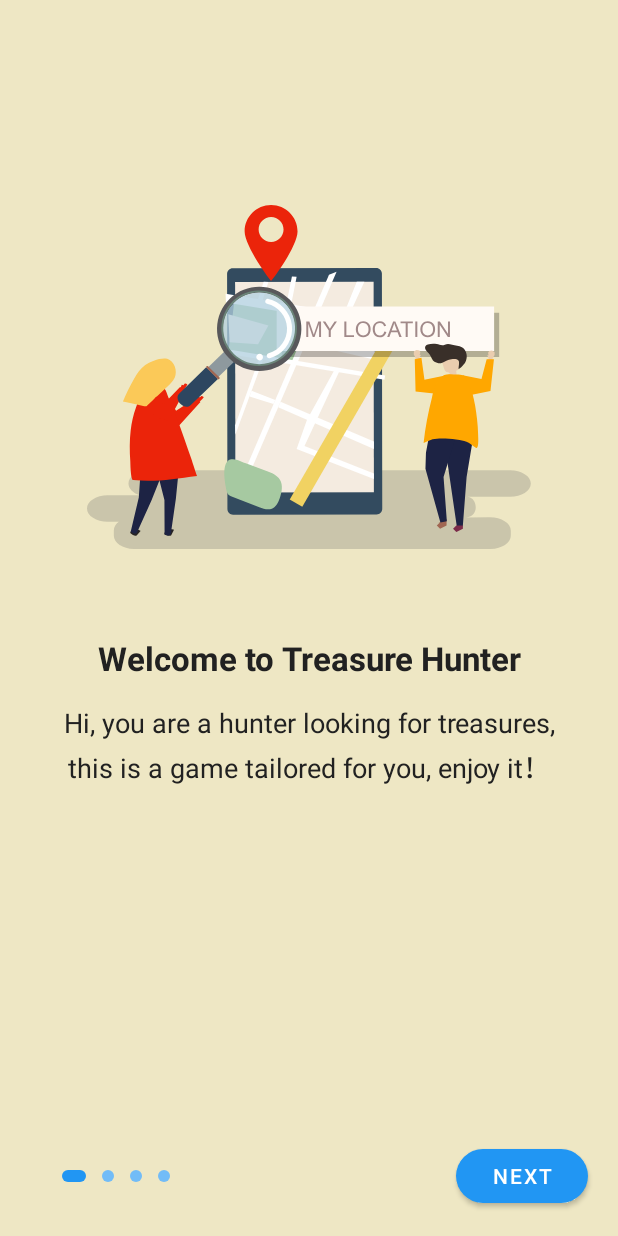
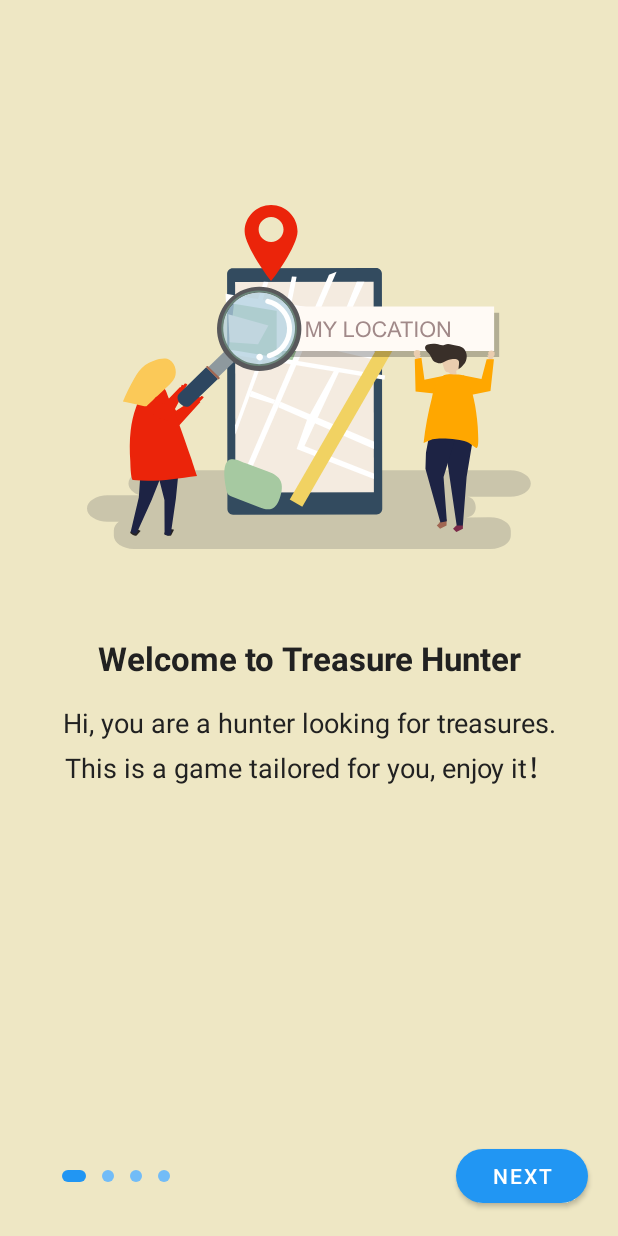
Before and after one commit to t104360088/TreasureHunter, an Android app: the screen it shows after launch (MainActivity), on a phone screen of 412 x 824 dp. Run offline under Robolectric (Android 15) with nearby library versions, the light colour scheme and no system bars.

Commit message:
Adjust text

```diff
--- a/app/src/main/java/com/example/treasurehunter/MainActivity.kt
+++ b/app/src/main/java/com/example/treasurehunter/MainActivity.kt
@@ -32,7 +32,7 @@ class MainActivity : AppCompatActivity() {
     private fun setAdapter() {
         val first = Item(R.color.yellow, R.raw.first,
             "Welcome to Treasure Hunter",
-            "Hi, you are a hunter looking for treasures,\nthis is a game tailored for you, enjoy it！")
+            "Hi, you are a hunter looking for treasures.\nThis is a game tailored for you, enjoy it！")
         val second = Item(R.color.green, R.raw.second,
             "Go to destination",
             "Reach the designated location based on the landmark")
```
